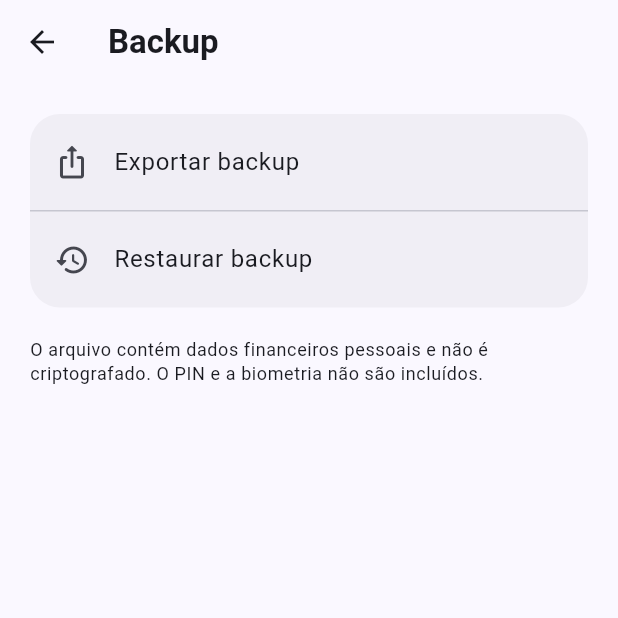
After one commit to brholanda/Monni, a Flutter app: the BackupScreen screen opened directly, after a tap on "Exportar backup", after a tap on "Restaurar backup", on a phone screen of 412 x 824 dp, the top half of it. The commit adds this screen. Run offline on Flutter 3.47's test engine with Material 3 defaults, Android fonts, the phone set to English and light mode, and no system bars; our stand-ins replace file_picker, fl_chart, flutter_secure_storage, local_auth, share_plus, sqflite_common_ffi and 1 more; accounts and stored records are empty.

Commit message:
feat: exportação e importação de dados

```diff
--- /dev/null
+++ b/lib/data/app_backup.dart
@@ -0,0 +1,112 @@
+import 'dart:convert';
+
+class AppBackup {
+  AppBackup._(this.createdAt, this.tables);
+
+  static const version = 1;
+  static const tableNames = [
+    'incomes',
+    'expenses',
+    'categories',
+    'app_settings'
+  ];
+
+  final DateTime createdAt;
+  final Map<String, List<Map<String, Object?>>> tables;
+
+  factory AppBackup.fromTables(Map<String, List<Map<String, Object?>>> tables) {
+    return AppBackup.decode(jsonEncode({
+      'format': 'monni-backup',
+      'version': version,
+      'created_at': DateTime.now().toUtc().toIso8601String(),
+      'data': tables,
+    }));
+  }
+
+  factory AppBackup.decode(String source) {
+    final document = jsonDecode(source);
+    if (document is! Map<String, dynamic> ||
+        document['format'] != 'monni-backup' ||
+        document['version'] != version ||
+        document['created_at'] is! String ||
+        document['data'] is! Map<String, dynamic>) {
+      throw const FormatException('Formato ou versão de backup incompatível.');
+    }
+    final createdAt = DateTime.tryParse(document['created_at'] as String);
+    if (createdAt == null) {
+      throw const FormatException('Data do backup inválida.');
+    }
+    final data = document['data'] as Map<String, dynamic>;
+    final tables = <String, List<Map<String, Object?>>>{};
+    for (final table in tableNames) {
+      final rows = data[table];
+      if (rows is! List) {
+        throw const FormatException('Dados do backup incompletos.');
+      }
+      tables[table] = rows.map((row) {
+        if (row is! Map<String, dynamic> || !_validRow(table, row)) {
+          throw const FormatException('O backup contém registros inválidos.');
+        }
+        return Map<String, Object?>.from(row);
+      }).toList();
+    }
+    return AppBackup._(createdAt, tables);
+  }
+
+  String encode() => const JsonEncoder.withIndent('  ').convert({
+        'format': 'monni-backup',
+        'version': version,
+        'created_at': createdAt.toUtc().toIso8601String(),
+        'data': tables,
+      });
+
+  static bool _validRow(String table, Map<String, dynamic> row) {
+    bool text(String key) =>
+        row[key] is String && (row[key] as String).trim().isNotEmpty;
+    bool integer(String key) => row[key] is int;
+    switch (table) {
+      case 'incomes':
+      case 'expenses':
+        final fields = table == 'incomes'
+            ? {'id', 'title', 'amount', 'date'}
+            : {'id', 'amount', 'category', 'description', 'date'};
+        return row.length == fields.length &&
+            fields.every(row.containsKey) &&
+            integer('id') &&
+            (row['id'] as int) > 0 &&
+            row['amount'] is num &&
+            (row['amount'] as num).isFinite &&
+            (row['amount'] as num) > 0 &&
+            text('date') &&
+            DateTime.tryParse(row['date'] as String) != null &&
+            (table == 'incomes'
+                ? text('title')
+                : text('category') &&
+                    (row['description'] == null ||
+                        row['description'] is String));
+      case 'categories':
+        return row.length == 5 &&
+            text('name') &&
+            text('icon_key') &&
+            integer('color') &&
+            (row['color'] as int) >= 0 &&
+            (row['color'] as int) <= 0xffffffff &&
+            integer('position') &&
+            (row['position'] as int) >= 0 &&
+            integer('enabled') &&
+            (row['enabled'] == 0 || row['enabled'] == 1);
+      case 'app_settings':
+        final scale = row['value'] is String
+            ? double.tryParse(row['value'] as String)
+            : null;
+        return row.length == 2 &&
+            row['setting_key'] == 'font_scale' &&
+            scale != null &&
+            scale.isFinite &&
+            scale >= 0.9 &&
+            scale <= 1.5;
+      default:
+        return false;
+    }
+  }
+}
--- a/lib/data/app_database.dart
+++ b/lib/data/app_database.dart
@@ -8,9 +8,12 @@ import '../models/expense.dart';
 import '../models/expense_category.dart';
 import '../models/income.dart';
 import '../models/monthly_summary.dart';
+import 'app_backup.dart';
 
 class AppDatabase {
   AppDatabase._();
+
+  AppDatabase.forTesting(Database database) : _db = database;
 
   static final AppDatabase instance = AppDatabase._();
 
@@ -18,6 +21,30 @@ class AppDatabase {
   static const _dbVersion = 5;
 
   Database? _db;
+
+  Future<AppBackup> exportBackup() async {
+    final db = await database;
+    return db.transaction((txn) async {
+      final tables = <String, List<Map<String, Object?>>>{};
+      for (final table in AppBackup.tableNames) {
+        tables[table] = await txn.query(table);
+      }
+      return AppBackup.fromTables(tables);
+    });
+  }
+
+  Future<void> restoreBackup(AppBackup backup) async {
+    final validated = AppBackup.decode(backup.encode());
+    final db = await database;
+    await db.transaction((txn) async {
+      for (final table in AppBackup.tableNames) {
+        await txn.delete(table);
+        for (final row in validated.tables[table]!) {
+          await txn.insert(table, row);
+        }
+      }
+    });
+  }
 
   Future<Database> get database async {
     return _db ??= await _open();
--- /dev/null
+++ b/lib/screens/backup_screen.dart
@@ -0,0 +1,191 @@
+import 'dart:convert';
+
+import 'package:file_picker/file_picker.dart';
+import 'package:flutter/foundation.dart' show kIsWeb;
+import 'package:flutter/material.dart';
+import 'package:share_plus/share_plus.dart';
+
+import '../data/accessibility_settings.dart';
+import '../data/app_backup.dart';
+import '../data/app_database.dart';
+import '../data/category_store.dart';
+import '../theme/app_theme.dart';
+import '../utils/formatters.dart';
+import '../widgets/dialog_header.dart';
+
+class BackupScreen extends StatefulWidget {
+  const BackupScreen({super.key});
+
+  @override
+  State<BackupScreen> createState() => _BackupScreenState();
+}
+
+class _BackupScreenState extends State<BackupScreen> {
+  static const _maxBackupBytes = 20 * 1024 * 1024;
+  bool _busy = false;
+  String? _status;
+
+  Future<void> _export(Rect shareOrigin) async {
+    setState(() {
+      _busy = true;
+      _status = null;
+    });
+    try {
+      final backup = await AppDatabase.instance.exportBackup();
+      final bytes = utf8.encode(backup.encode());
+      if (bytes.length > _maxBackupBytes) {
+        if (mounted) {
+          setState(() => _status = 'O backup excede o limite de 20 MB.');
+        }
+        return;
+      }
+      final timestamp = backup.createdAt.toIso8601String().replaceAll(':', '-');
+      final result = await Share.shareXFiles(
+        [XFile.fromData(bytes, mimeType: 'application/json')],
+        fileNameOverrides: ['monni-backup-$timestamp.json'],
+        subject: 'Backup do Monni',
+        sharePositionOrigin: shareOrigin,
+      );
+      if (!mounted) return;
+      setState(() {
+        _status = result.status == ShareResultStatus.dismissed
+            ? 'Exportação cancelada.'
+            : 'Backup exportado. Guarde o arquivo em um local seguro.';
+      });
+    } catch (_) {
+      if (mounted) {
+        setState(() =>
+            _status = 'Não foi possível exportar o backup. Tente novamente.');
+      }
+    } finally {
+      if (mounted) setState(() => _busy = false);
+    }
+  }
+
+  Future<void> _restore() async {
+    setState(() {
+      _busy = true;
+      _status = null;
+    });
+    try {
+      final selection = await FilePicker.platform.pickFiles(
+        type: FileType.custom,
+        allowedExtensions: ['json'],
+        withData: kIsWeb,
+      );
+      if (selection == null || !mounted) return;
+      final file = selection.files.single;
+      if (file.size > _maxBackupBytes) {
+        throw const FormatException('O arquivo excede o limite de 20 MB.');
+      }
+      final bytes = file.bytes ?? await file.xFile.readAsBytes();
+      final backup = AppBackup.decode(utf8.decode(bytes));
+      if (!mounted) return;
+      final confirmed = await showDialog<bool>(
+        context: context,
+        builder: (context) => AlertDialog(
+          title: DialogHeader(
+            title: 'Restaurar backup?',
+            onClose: () => Navigator.pop(context, false),
+          ),
+          content: SingleChildScrollView(
+            child: Text(
+              'Backup de ${formatDate(backup.createdAt.toLocal())}: '
+              '${backup.tables['incomes']!.length} entradas, '
+              '${backup.tables['expenses']!.length} gastos e '
+              '${backup.tables['categories']!.length} categorias.\n\n'
+              'Todos os dados atuais serão substituídos, inclusive o tamanho da fonte. '
+              'Esta ação não pode ser desfeita. O bloqueio da aplicação não será alterado.',
+            ),
+          ),
+          actions: [
+            FilledButton(
+              onPressed: () => Navigator.of(context).pop(true),
+              child: const Text('Substituir e restaurar'),
+            ),
+          ],
+        ),
+      );
+      if (confirmed != true || !mounted) return;
+      await AppDatabase.instance.restoreBackup(backup);
+      await CategoryStore.instance.load();
+      await AccessibilitySettings.instance.load();
+      if (mounted) setState(() => _status = 'Backup restaurado com sucesso.');
+    } on FormatException catch (error) {
+      if (mounted) {
+        setState(() => _status = 'Backup inválido. ${error.message}');
+      }
+    } catch (_) {
+      if (mounted) {
+        setState(() =>
+            _status = 'Não foi possível restaurar o backup. Tente novamente.');
+      }
+    } finally {
+      if (mounted) setState(() => _busy = false);
+    }
+  }
+
+  @override
+  Widget build(BuildContext context) {
+    return PopScope(
+      canPop: !_busy,
+      child: Scaffold(
+        appBar: AppBar(title: const Text('Backup')),
+        body: SafeArea(
+          child: Center(
+            child: ConstrainedBox(
+              constraints: const BoxConstraints(maxWidth: kMaxContentWidth),
+              child: ListView(
+                padding: const EdgeInsets.all(20),
+                children: [
+                  AppCard(
+                    child: Column(
+                      children: [
+                        Builder(
+                          builder: (buttonContext) => ListTile(
+                            enabled: !_busy,
+                            leading: const Icon(Icons.ios_share_rounded),
+                            title: const Text('Exportar backup'),
+                            onTap: _busy
+                                ? null
+                                : () {
+                                    final box = buttonContext
+                                        .findRenderObject()! as RenderBox;
+                                    _export(box.localToGlobal(Offset.zero) &
+                                        box.size);
+                                  },
+                          ),
+                        ),
+                        const Divider(height: 1),
+                        ListTile(
+                          enabled: !_busy,
+                          leading: const Icon(Icons.restore_rounded),
+                          title: const Text('Restaurar backup'),
+                          onTap: _busy ? null : _restore,
+                        ),
+                      ],
+                    ),
+                  ),
+                  const SizedBox(height: 20),
+                  Text(
+                    'O arquivo contém dados financeiros pessoais e não é criptografado. '
+                    'O PIN e a biometria não são incluídos.',
+                    style: Theme.of(context).textTheme.bodySmall,
+                  ),
+                  if (_busy) ...[
+                    const SizedBox(height: 24),
+                    const Center(child: CircularProgressIndicator()),
+                  ],
+                  if (_status != null) ...[
+                    const SizedBox(height: 24),
+                    Semantics(liveRegion: true, child: Text(_status!)),
+                  ],
+                ],
+              ),
+            ),
+          ),
+        ),
+      ),
+    );
+  }
+}
--- a/lib/screens/home_screen.dart
+++ b/lib/screens/home_screen.dart
@@ -4,6 +4,7 @@ import '../data/app_database.dart';
 import '../models/monthly_summary.dart';
 import '../theme/app_theme.dart';
 import '../utils/formatters.dart';
+import 'backup_screen.dart';
 import 'categories_screen.dart';
 import 'expenses_screen.dart';
 import 'incomes_screen.dart';
@@ -57,6 +58,14 @@ class _HomeScreenState extends State<HomeScreen> {
                     style: Theme.of(context).textTheme.headlineSmall,
                   ),
                 ),
+              ),
+              ListTile(
+                leading: const Icon(Icons.backup_outlined),
+                title: const Text('Backup'),
+                onTap: () {
+                  Navigator.of(context).pop();
+                  _open(const BackupScreen());
+                },
               ),
               ListTile(
                 leading: const Icon(Icons.settings_outlined),
--- a/pubspec.yaml
+++ b/pubspec.yaml
@@ -21,6 +21,8 @@ dependencies:
   flutter_secure_storage: ^9.2.4
   local_auth: ^2.3.0
   crypto: ^3.0.6
+  file_picker: ^10.3.10
+  share_plus: ^10.1.4
 
 dev_dependencies:
   flutter_test:
```
Also changed, not shown: pubspec.lock, 5 other files.
